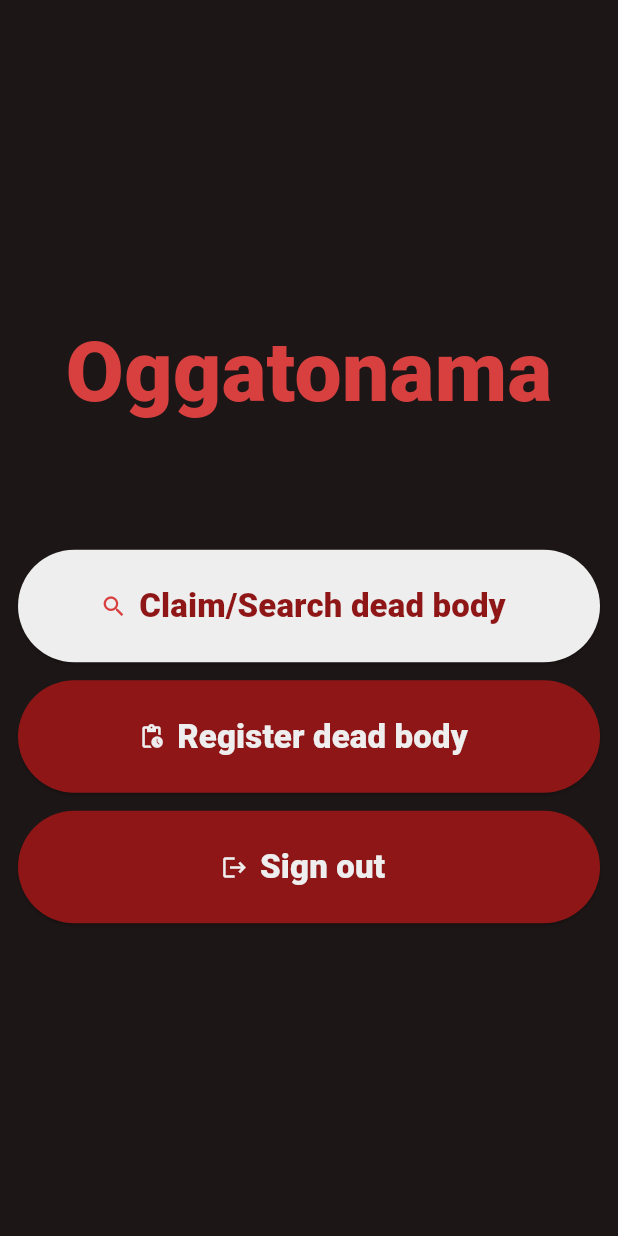
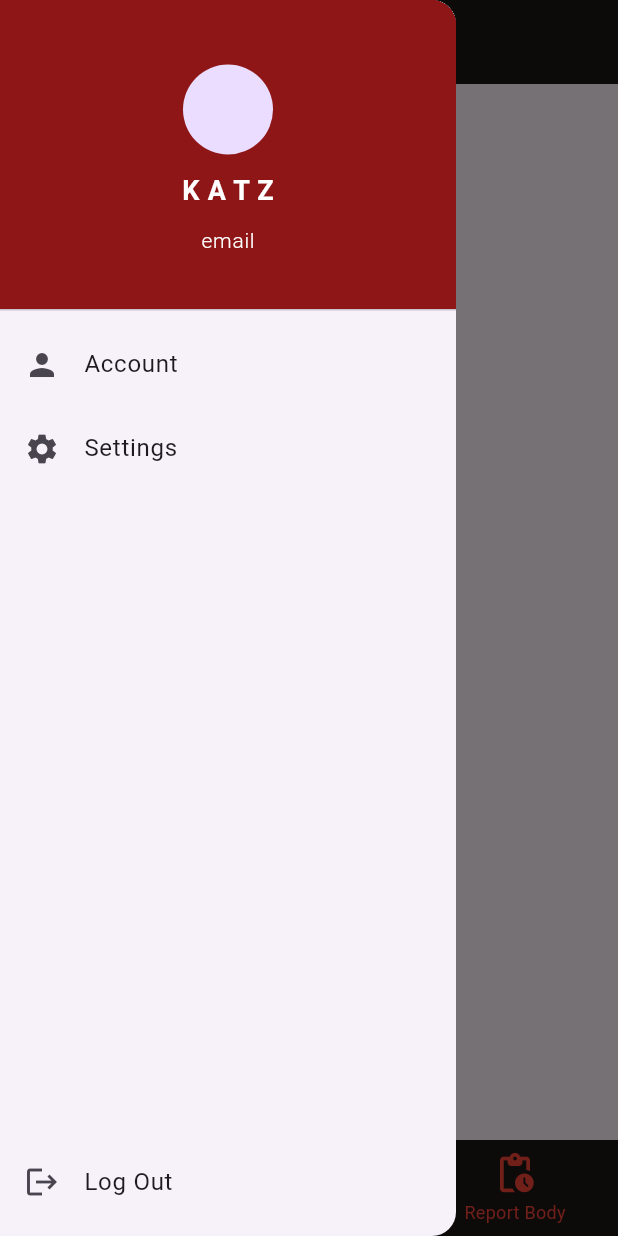
Before and after one commit to PanthaProtick/oggatonama, a Flutter app: the screen it shows once a user with an empty profile is signed in, with the side drawer open (before the commit the screen has no drawer), on a phone screen of 412 x 824 dp. Run offline on Flutter 3.47's test engine with Material 3 defaults, Android fonts, the phone set to English and light mode, and no system bars; our stand-ins replace cloud_firestore, firebase_auth, firebase_core, get; accounts and stored records are empty.

Commit message:
New Home UI

```diff
--- a/lib/Controllers/login_controller.dart
+++ b/lib/Controllers/login_controller.dart
@@ -33,7 +33,7 @@ class LoginController extends GetxController {
       isLoading.value = false;
       Get.snackbar('Success', 'Login successful');
 
-      Navigator.push(
+      Navigator.pushReplacement(
           context,
           MaterialPageRoute(builder: (context) => Dashboard())); // Navigate to Dashboard
 
--- a/lib/accounts.dart
+++ b/lib/accounts.dart
@@ -11,6 +11,9 @@ class Accounts extends StatelessWidget{
   Widget build(BuildContext context){
     return Scaffold(
       backgroundColor: Color(0xFF1D1616),
+      appBar: AppBar(
+        backgroundColor: Colors.transparent,
+      ),
       body: Center(
         child: SingleChildScrollView(
           child: Column(
@@ -45,7 +48,7 @@ class Accounts extends StatelessWidget{
                 ],
               ),
               SizedBox(
-                height: 200,
+                height: 300,
                 child: Center(
                   child: Column(
                     mainAxisAlignment: MainAxisAlignment.center,
--- a/lib/dashboard.dart
+++ b/lib/dashboard.dart
@@ -1,110 +1,77 @@
-import 'package:firebase_auth/firebase_auth.dart';
 import 'package:flutter/material.dart';
-import 'package:oggatonama/report_body.dart'; // Import the Report Body Page
-import 'package:oggatonama/accounts.dart'; // Import the Accounts Page
-import 'package:oggatonama/claim_body.dart'; // Import the ClaimBodyPage
+import 'package:oggatonama/drawer.dart';
+import 'package:oggatonama/home_page.dart';
+import 'package:oggatonama/report_body.dart';
+import 'package:oggatonama/claim_body.dart';
 
-class Dashboard extends StatelessWidget {
+class Dashboard extends StatefulWidget {
   const Dashboard({super.key});
 
   @override
+  State<Dashboard> createState() => _DashboardState();
+}
+
+class _DashboardState extends State<Dashboard> {
+  int _currentIndex = 0;
+
+  final List<String> screenNames = [
+    'Oggatonama', 'Report Found Body', 'Claim Reported Body'
+  ];
+  @override
   Widget build(BuildContext context) {
+    final List<Widget> screens = [
+      HomePage(),
+      ReportPage(),
+      ClaimBodyPage()
+    ];
     return Scaffold(
       backgroundColor: Color(0xFF1D1616),
-      body: Center(
-        child: Column(
-          mainAxisAlignment: MainAxisAlignment.center,
-          children: [
-            Padding(
-              padding: const EdgeInsets.fromLTRB(12, 6, 12, 72),
-              child: Text(
-                'Oggatonama',
-                style: TextStyle(
-                    fontWeight: FontWeight.w800,
-                    fontSize: 56,
-                    color: Color(0xFFD84040)),
-              ),
+      appBar: AppBar(
+        backgroundColor: Colors.transparent,
+        title: Text(
+          screenNames[_currentIndex],
+        ),
+        titleTextStyle: TextStyle(
+          fontWeight: FontWeight.w800,
+          fontSize: 26,
+          color: Colors.white
+        ),
+        iconTheme: IconThemeData(
+          color: Colors.white
+        ),
+      ),
+      drawer: CustomDrawer(),
+      body: SafeArea(child: screens[_currentIndex]),
+       bottomNavigationBar: BottomNavigationBar(
+          elevation: 0.0,
+          backgroundColor: Colors.transparent,
+          iconSize: 30,
+          selectedItemColor: Colors.white,
+          unselectedItemColor: Colors.red,
+          currentIndex: _currentIndex,
+          onTap: (index) {
+            setState(() {
+              _currentIndex = index;
+            });
+          },
+          items: const [
+            BottomNavigationBarItem(
+              icon: Icon(Icons.home_outlined),
+              activeIcon: Icon(Icons.home),
+              label: 'Home',
             ),
-            Padding(
-              padding: const EdgeInsets.fromLTRB(12, 6, 12, 6),
-              child: ElevatedButton.icon(
-                onPressed: () {
-                  // Navigate to ClaimBodyPage
-                  Navigator.push(
-                    context,
-                    MaterialPageRoute(
-                        builder: (context) => ClaimBodyPage()), // Updated here
-                  );
-                },
-                style: ElevatedButton.styleFrom(
-                  minimumSize: Size(double.infinity, 75),
-                  foregroundColor: Color(0xFF8E1616),
-                  backgroundColor: Color(0xFFEEEEEE),
-                ),
-                label: Text(
-                  'Claim/Search dead body',
-                  style: TextStyle(
-                    fontWeight: FontWeight.w800,
-                    fontSize: 22,
-                  ),
-                ),
-                icon: Icon(Icons.search, color: Color(0xFFD84040)),
-              ),
+            BottomNavigationBarItem(
+              icon: Icon(Icons.search_outlined),
+              activeIcon: Icon(Icons.search),
+              label: 'Claim Body',
             ),
-            Padding(
-              padding: const EdgeInsets.fromLTRB(12, 6, 12, 6),
-              child: ElevatedButton.icon(
-                onPressed: () {
-                  // Navigate to Report Body Page
-                  Navigator.push(
-                    context,
-                    MaterialPageRoute(
-                        builder: (context) => ReportPage()),
-                  );
-                },
-                style: ElevatedButton.styleFrom(
-                    minimumSize: Size(double.infinity, 75),
-                    backgroundColor: Color(0xFF8E1616),
-                    foregroundColor: Color(0xFFEEEEEE)),
-                label: Text(
-                  'Register dead body',
-                  style: TextStyle(
-                    fontWeight: FontWeight.w800,
-                    fontSize: 22,
-                  ),
-                ),
-                icon: Icon(Icons.pending_actions, color: Color(0xFFEEEEEE)),
-              ),
-            ),
-            Padding(
-              padding: const EdgeInsets.fromLTRB(12, 6, 12, 6),
-              child: ElevatedButton.icon(
-                onPressed: () async {
-                  await FirebaseAuth.instance.signOut(); // Sign out
-
-                  // Navigate to Accounts Page and remove Dashboard from stack
-                  Navigator.pushReplacement(
-                    context,
-                    MaterialPageRoute(builder: (context) => Accounts()),
-                  );
-                },
-                style: ElevatedButton.styleFrom(
-                    minimumSize: Size(double.infinity, 75),
-                    backgroundColor: Color(0xFF8E1616),
-                    foregroundColor: Color(0xFFEEEEEE)),
-                label: Text(
-                  'Sign out',
-                  style: TextStyle(
-                    fontWeight: FontWeight.w800,
-                    fontSize: 22,
-                  ),
-                ),
-                icon: Icon(Icons.logout, color: Color(0xFFEEEEEE)),
-              ),
+            BottomNavigationBarItem(
+              activeIcon: Icon(Icons.pending_actions),
+              icon: Icon(Icons.pending_actions_rounded),
+              label: 'Report Body',
             ),
           ],
-        ),
-      ),
+       )
     );
   }
 }
--- /dev/null
+++ b/lib/drawer.dart
@@ -0,0 +1,77 @@
+import 'package:firebase_auth/firebase_auth.dart';
+import 'package:flutter/material.dart';
+import 'package:oggatonama/accounts.dart';
+
+class CustomDrawer extends StatelessWidget {
+  const CustomDrawer({super.key});
+
+  @override
+  Widget build(BuildContext context) {
+    return Drawer(
+      child: Column(
+        children: [
+          SizedBox(
+            height: 215.0,
+            width: double.infinity,
+            child: DrawerHeader(
+              decoration: const BoxDecoration(color: Color(0xFF8E1616)),
+              child: Column(
+                mainAxisAlignment: MainAxisAlignment.center,
+                children: [
+                  const CircleAvatar(
+                    radius: 30,
+                  ),
+                  const SizedBox(height: 10.0),
+                  const Text(
+                    ' K A T Z ',
+                    style: TextStyle(
+                      color: Colors.white,
+                      fontSize: 18.0,
+                      fontWeight: FontWeight.bold,
+                    ),
+                  ),
+                  const SizedBox(height: 10),
+                  const Text(
+                    'email',
+                    style: TextStyle(
+                      color: Colors.white,
+                      fontSize: 14.0,
+                      fontWeight: FontWeight.w300,
+                    ),
+                  ),
+                ],
+              ),
+            ),
+          ),
+          ListTile(
+            leading: const Icon(Icons.person),
+            title: const Text('Account'),
+            onTap: () {},
+          ),
+          ListTile(
+            leading: const Icon(Icons.settings),
+            title: const Text('Settings'),
+            onTap: () {},
+          ),
+          const Spacer(),
+          Padding(
+            padding: const EdgeInsets.only(bottom: 8.0),
+            child: ListTile(
+              leading: const Icon(Icons.logout),
+              title: const Text('Log Out'),
+              onTap: () async {
+                await FirebaseAuth.instance.signOut();
+                if(context.mounted) {
+                  Navigator.pushReplacement(
+                    context,
+                    MaterialPageRoute(builder: (context) => Accounts()),
+                  );
+                }
+              },
+            ),
+          ),
+        ],
+      ),
+    );
+  }
+}
--- a/lib/forgot_password.dart
+++ b/lib/forgot_password.dart
@@ -84,9 +84,6 @@ class ForgotPassword extends StatelessWidget {
                                   ),
                                   onPressed: () {
                                     controller.resetPassword(_emailController.text);
-                                    SnackBar(content: Text(
-                                      'Email sent!'
-                                    ));
                                   },
                                   child: Text(
                                     'Submit',
--- /dev/null
+++ b/lib/home_page.dart
@@ -0,0 +1,10 @@
+import 'package:flutter/material.dart';
+
+class HomePage extends StatelessWidget {
+  const HomePage({super.key});
+
+  @override
+  Widget build(BuildContext context) {
+    return Scaffold();
+  }
+}
```
